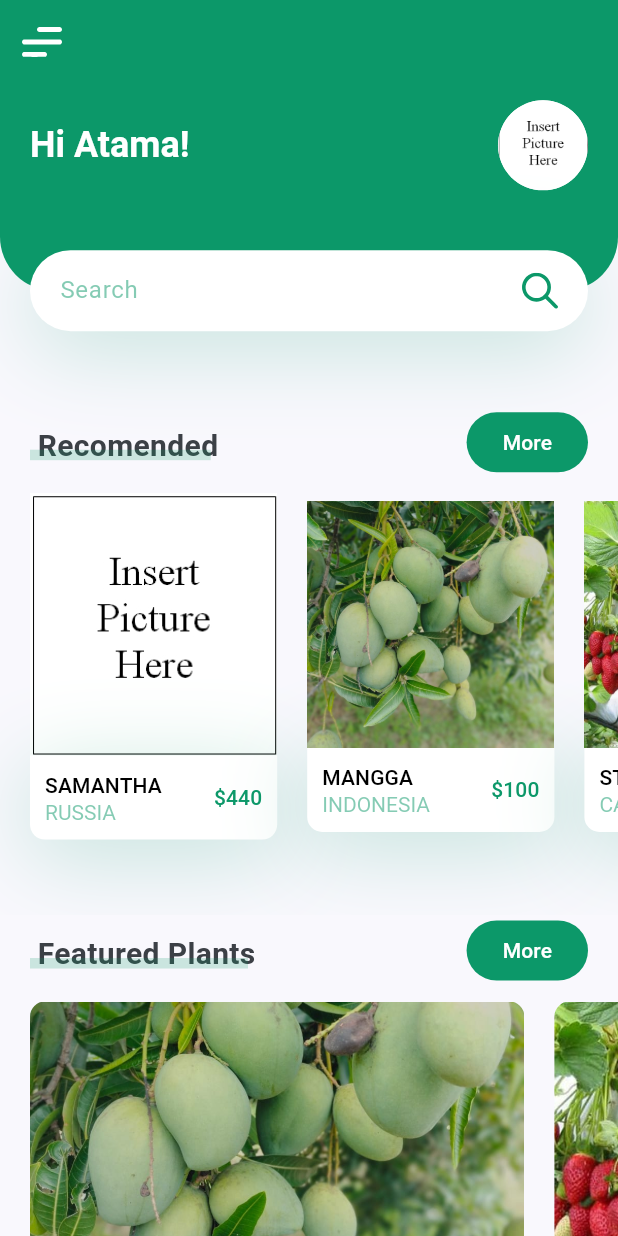
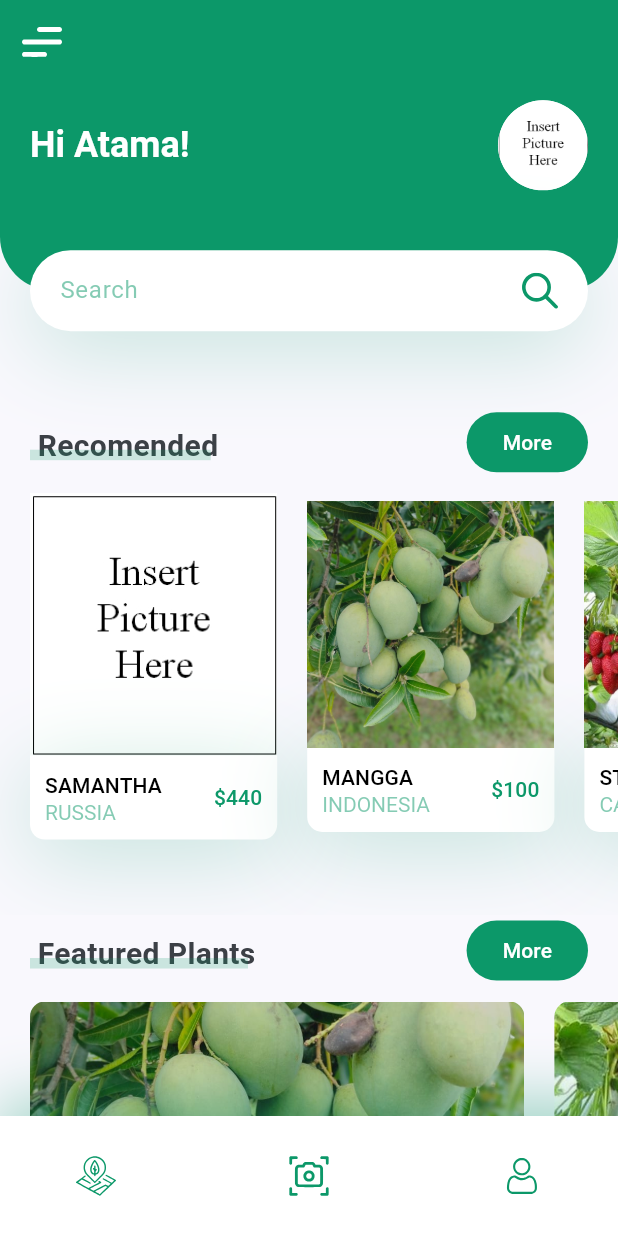
Before and after one commit to FirdausyTama/PlantApp, a Flutter app: the screen it shows after launch, on a phone screen of 412 x 824 dp. Run offline on Flutter 3.47's test engine with Material 3 defaults, Android fonts, the phone set to English and light mode, and no system bars; our stand-ins replace flutter_svg.

Commit message:
membuat bottom navigasi bar

```diff
--- /dev/null
+++ b/lib/components/bottom_bar.dart
@@ -0,0 +1,64 @@
+
+import 'package:flutter/material.dart';
+import 'package:flutter_svg/svg.dart';
+import 'package:plantapp/constants.dart';
+
+class BottomBar extends StatelessWidget {
+  const BottomBar({
+    super.key,
+  });
+
+  @override
+  Widget build(BuildContext context) {
+    return Container(
+      padding: EdgeInsets.only(
+        left: kDefaultPadding * 2,
+        right: kDefaultPadding * 2,
+        //bottom: kDefaultPadding,
+      ),
+      height: 80,
+      decoration: BoxDecoration(
+        color: Colors.white,
+        boxShadow: [
+          BoxShadow(
+            offset: Offset(0, -10),
+            blurRadius: 35,
+            color: kPrimaryColor.withOpacity(0.38),
+          ),
+        ],
+      ),
+      child: Row(
+        mainAxisAlignment: MainAxisAlignment.spaceBetween,
+        children: [
+          IconButton(
+            icon: SvgPicture.asset(
+              "assets/icons/map.svg",
+              width: 30,
+              height: 40,
+              colorFilter: ColorFilter.mode(kPrimaryColor, BlendMode.srcIn),
+            ),
+            onPressed: () {},
+          ),
+          IconButton(
+            icon: SvgPicture.asset(
+              "assets/icons/camera.svg",
+              width: 30,
+              height: 35,
+              colorFilter: ColorFilter.mode(kPrimaryColor, BlendMode.srcIn),
+            ),
+            onPressed: () {},
+          ),
+          IconButton(
+            icon: SvgPicture.asset(
+              "assets/icons/person.svg",
+              width: 24,
+              height: 30,
+              colorFilter: ColorFilter.mode(kPrimaryColor, BlendMode.srcIn),
+            ),
+            onPressed: () {},
+          ),
+        ],
+      ),
+    );
+  }
+}
--- a/lib/screens/home/home_screen.dart
+++ b/lib/screens/home/home_screen.dart
@@ -1,5 +1,6 @@
 import 'package:flutter/material.dart';
 import 'package:flutter_svg/svg.dart';
+import 'package:plantapp/components/bottom_bar.dart';
 import 'package:plantapp/constants.dart';
 import 'package:plantapp/screens/home/components/body.dart';
 
@@ -11,6 +12,7 @@ class HomeScreen extends StatelessWidget {
     return Scaffold(
       appBar: buildAppBar(),
       body: Body(),
+      bottomNavigationBar: BottomBar(),
     );
   }
 
@@ -22,7 +24,7 @@ class HomeScreen extends StatelessWidget {
       leading: IconButton(
         icon: SvgPicture.asset("assets/icons/menu.svg", color: Colors.white),
         onPressed: () {},
-        ),
+      ),
     );
   }
 }
```
Also changed, not shown: assets/icons/camera.svg (added), assets/icons/map.svg (added), assets/icons/person.svg (added).
